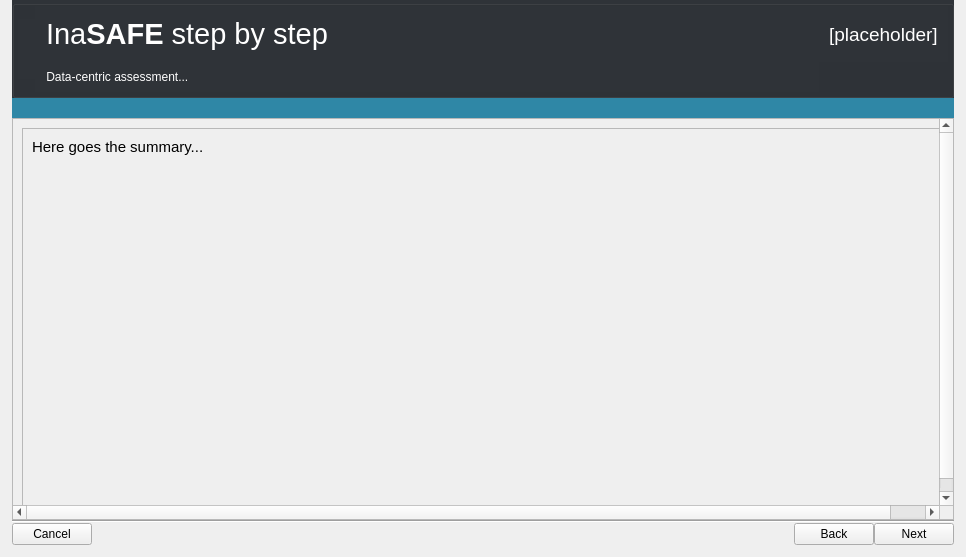
Before: the Qt Designer form safe/gui/ui/wizard_dialog_base.ui in inasafe/inasafe, drawn with Qt 5.
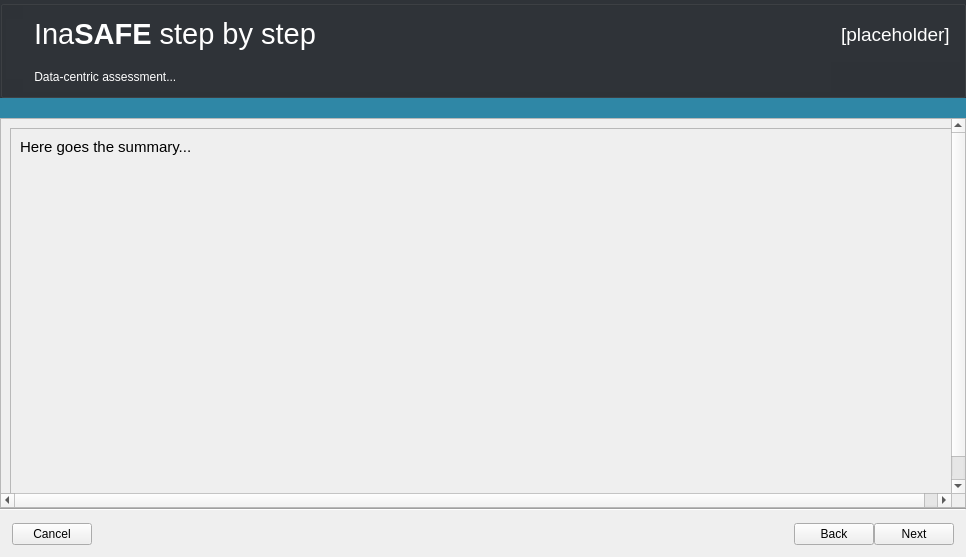
After: the same form once the commit is applied. The open tabs and pages were chosen to show the change. Icons and pictures are not drawn. Custom widgets are drawn as their Qt base class.

Commit message: fix #2241 and added both blank and white variants of InaSAFE logo. Fixed logo and padding in wizard too.

```diff
--- a/safe/gui/ui/wizard_dialog_base.ui
+++ b/safe/gui/ui/wizard_dialog_base.ui
@@ -33,21 +33,12 @@
    <string notr="true"/>
   </property>
   <layout class="QGridLayout" name="gridLayout_13">
-   <property name="leftMargin">
-    <number>12</number>
-   </property>
-   <property name="topMargin">
-    <number>0</number>
-   </property>
-   <property name="rightMargin">
-    <number>12</number>
-   </property>
-   <property name="bottomMargin">
-    <number>12</number>
-   </property>
    <property name="verticalSpacing">
     <number>0</number>
    </property>
+   <property name="margin">
+    <number>0</number>
+   </property>
    <item row="0" column="0">
     <widget class="QGroupBox" name="title_group">
      <property name="autoFillBackground">
@@ -176,7 +167,7 @@
        <rect>
         <x>0</x>
         <y>0</y>
-        <width>940</width>
+        <width>1003</width>
         <height>400</height>
        </rect>
       </property>
@@ -3785,8 +3776,8 @@
                <rect>
                 <x>0</x>
                 <y>0</y>
-                <width>98</width>
-                <height>63</height>
+                <width>102</width>
+                <height>70</height>
                </rect>
               </property>
               <layout class="QVBoxLayout" name="verticalLayout_32">
@@ -3906,11 +3897,8 @@
    </item>
    <item row="5" column="0">
     <layout class="QHBoxLayout" name="horizontalLayout_2">
-     <property name="leftMargin">
-      <number>0</number>
-     </property>
-     <property name="rightMargin">
-      <number>0</number>
+     <property name="margin">
+      <number>12</number>
      </property>
      <item>
       <widget class="QPushButton" name="pbnCancel">
```
Left out of the diff: 28 changed lines with no effect on the pictures. The commit also changes 6 other files.
